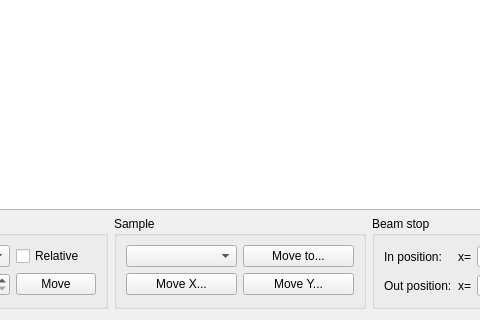
This is cct/qtgui2/devices/motors/motorview.ui in awacha/cct as Qt 5 draws it before an edit; both pictures show x 159 to 639 and y 144 to 464 of the 998 by 464 pixel window. The edited form follows.
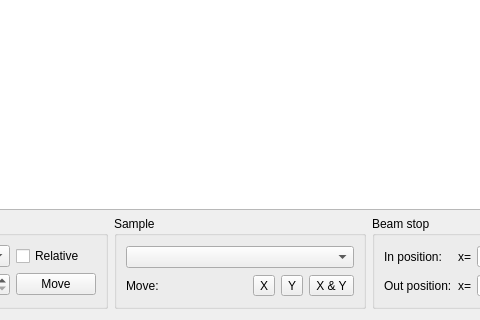
This is the edited form. Icons and pictures are not drawn.

Commit message: Moving to sample in the Motor UI

Diff of the .ui file:
```diff
--- a/cct/qtgui2/devices/motors/motorview.ui
+++ b/cct/qtgui2/devices/motors/motorview.ui
@@ -194,29 +194,40 @@
         <string>Sample</string>
        </property>
        <layout class="QGridLayout" name="gridLayout_3">
-        <item row="0" column="1">
-         <widget class="QPushButton" name="movetoSamplePushButton">
-          <property name="text">
-           <string>Move to...</string>
-          </property>
-         </widget>
-        </item>
         <item row="0" column="0">
          <widget class="QComboBox" name="sampleNameComboBox"/>
         </item>
-        <item row="1" column="0">
-         <widget class="QPushButton" name="movetoSampleXPushButton">
+        <item row="2" column="0">
+         <layout class="QHBoxLayout" name="horizontalLayout_3">
+          <item>
+           <widget class="QLabel" name="label_9">
           <property name="text">
-           <string>Move X...</string>
+             <string>Move:</string>
           </property>
          </widget>
         </item>
-        <item row="1" column="1">
-         <widget class="QPushButton" name="movetoSampleYPushButton">
+          <item>
+           <widget class="QToolButton" name="movetoSampleXToolButton">
           <property name="text">
-           <string>Move Y...</string>
-          </property>
-         </widget>
+             <string>X</string>
+            </property>
+           </widget>
+          </item>
+          <item>
+           <widget class="QToolButton" name="movetoSampleYToolButton">
+            <property name="text">
+             <string>Y</string>
+            </property>
+           </widget>
+          </item>
+          <item>
+           <widget class="QToolButton" name="movetoSampleToolButton">
+            <property name="text">
+             <string>X &amp;&amp; Y</string>
+            </property>
+           </widget>
+          </item>
+         </layout>
         </item>
        </layout>
       </widget>
```
Left out of the diff: 9 changed lines with no effect on the pictures. Lines whose indentation alone changed are shown as unchanged. The commit also changes 13 other files.
